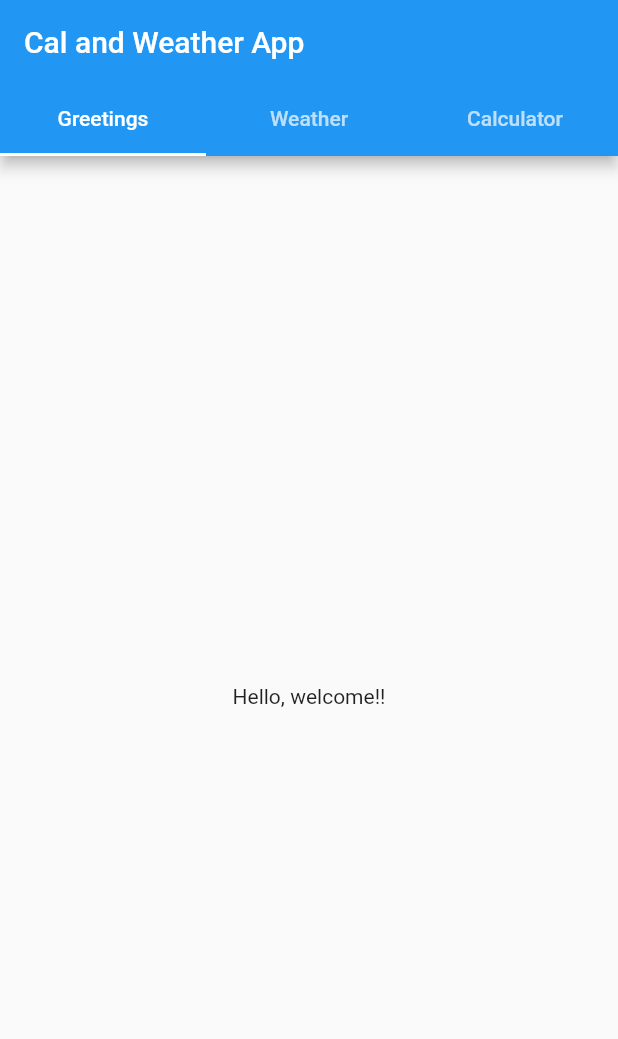
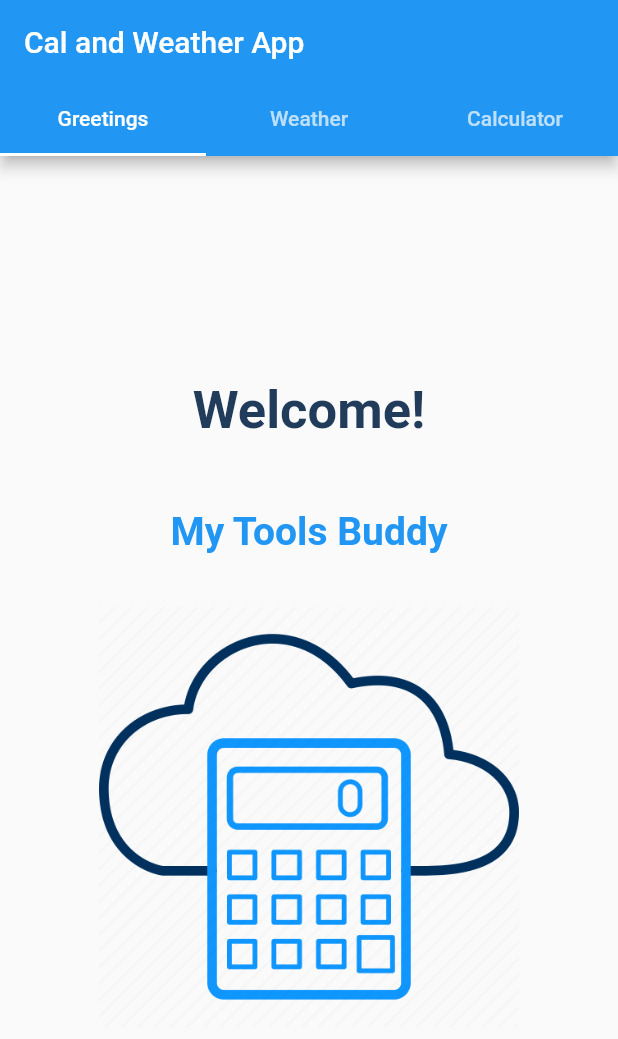
Before and after one commit to LakmaliPalihakkara/MDEV1005_Assignment4, a Flutter app: the screen it shows after launch, on a phone screen of 412 x 824 dp. Shown: the top 1039 px of the screen. Run offline on Flutter 3.47's test engine with Material 2 defaults, Android fonts, the phone set to English and light mode, and no system bars; our stand-ins replace math_expressions.

Commit message:
Greeting screen

```diff
--- a/lib/Cal/calculator.dart
+++ b/lib/Cal/calculator.dart
@@ -134,7 +134,7 @@ class _Home extends State<Calculator> {
                         });
                       },
                       color: isOperator(button[index]) // If buttons are operators, set blue background. If not set black background to numbers
-                          ? Color(0xff3bacdc)
+                          ?  Colors.blue
                           : Color(0xff171C22),
                     );
                   }
--- a/lib/Cal/divider.dart
+++ b/lib/Cal/divider.dart
@@ -13,9 +13,11 @@ class Line extends StatelessWidget {
         begin: Alignment.bottomLeft,
         end: Alignment.topRight,
         colors: [
-          Color(0xffadddf3),
+          Colors.blue,
           Color(0xff7dd1f5),
-          Color(0xff3bacdc),
+          Color(0xffadddf3)
+
+
         ],
       ) ),
     );
--- /dev/null
+++ b/lib/greeting.dart
@@ -0,0 +1,56 @@
+import 'package:flutter/material.dart';
+
+class Greetings extends StatefulWidget
+{
+  @override
+  State<StatefulWidget> createState() => _Greetings();
+}
+class _Greetings extends State<Greetings> {
+
+
+  @override
+  Widget build(BuildContext context) {
+    return Column(
+      mainAxisAlignment: MainAxisAlignment.center,
+      children: [
+        Column(
+          children: [
+            Padding(
+                padding: EdgeInsets.all(20),
+
+                child: Text('Welcome!',
+                    style: TextStyle(
+                        fontSize: 35,
+                        color: Color(0xff213b5b),
+                        fontWeight: FontWeight.w600),
+
+                )),
+
+            Padding(
+                padding: EdgeInsets.all(25),
+
+                child: Text('My Tools Buddy',
+                  style: TextStyle(
+                      fontSize: 26,
+                      color: Colors.blue,
+                      fontWeight: FontWeight.w600),
+
+                )),
+
+
+
+            Container(
+                padding: EdgeInsets.all(10),
+                child:  Image(image: ExactAssetImage("images/icon.png")
+                ),
+              width: 300,
+              height: 300,
+            ),
+
+
+          ],
+        ),
+      ],
+    );
+  }
+}
--- a/lib/main.dart
+++ b/lib/main.dart
@@ -1,4 +1,5 @@
 import 'package:assignment4/Cal/calculator.dart';
+import 'package:assignment4/greeting.dart';
 import 'package:assignment4/weather_display.dart';
 import 'package:flutter/material.dart';
 
@@ -63,7 +64,7 @@ class _MyStatefulWidgetState extends State<MyStatefulWidget>
         controller: _tabController,
         children:[
           Center(
-            child: Text("Hello, welcome!!") ,
+            child: Greetings(),
           ),
           Center(
             child: WeatherDisplay(),
--- a/pubspec.yaml
+++ b/pubspec.yaml
@@ -65,9 +65,10 @@ flutter:
   uses-material-design: true
 
   # To add assets to your application, add an assets section, like this:
-  # assets:
+  assets:
   #   - images/a_dot_burr.jpeg
   #   - images/a_dot_ham.jpeg
+    - images/icon.png
 
   # An image asset can refer to one or more resolution-specific "variants", see
   # https://flutter.dev/assets-and-images/#resolution-aware
```
Also changed, not shown: images/icon.png (added).
